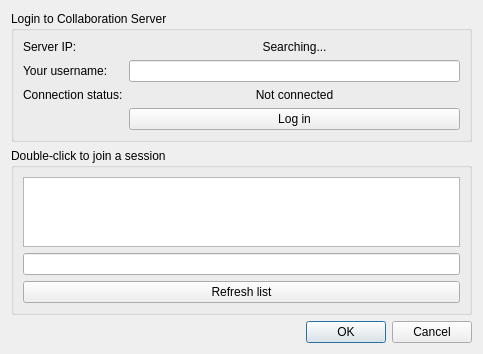
Qt form client/sessionjoindialog.ui (maltanar/qt-collaborative-drawing) before a commit.
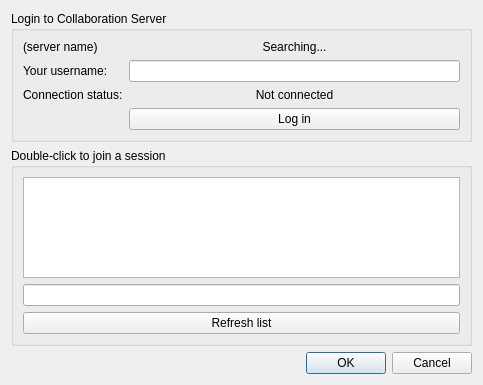
The same form after that commit.

Commit message: support changing server username, put in service broadcast

Patch:
```diff
--- a/client/sessionjoindialog.ui
+++ b/client/sessionjoindialog.ui
@@ -7,7 +7,7 @@
     <x>0</x>
     <y>0</y>
     <width>483</width>
-    <height>346</height>
+    <height>385</height>
    </rect>
   </property>
   <property name="windowTitle">
@@ -23,7 +23,7 @@
       <item row="0" column="0">
        <widget class="QLabel" name="label">
         <property name="text">
-         <string>Server IP:</string>
+         <string>(server name)</string>
         </property>
        </widget>
       </item>
```
Left out of the diff: 2 changed lines with no effect on the pictures. The commit also changes 6 other files.
